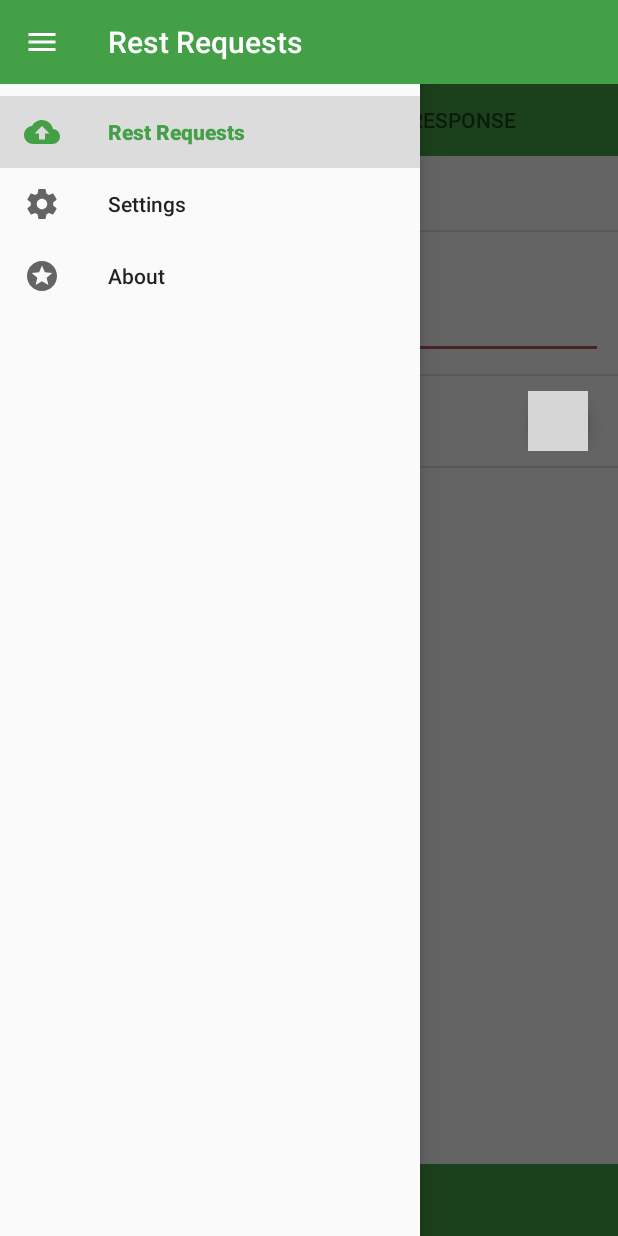
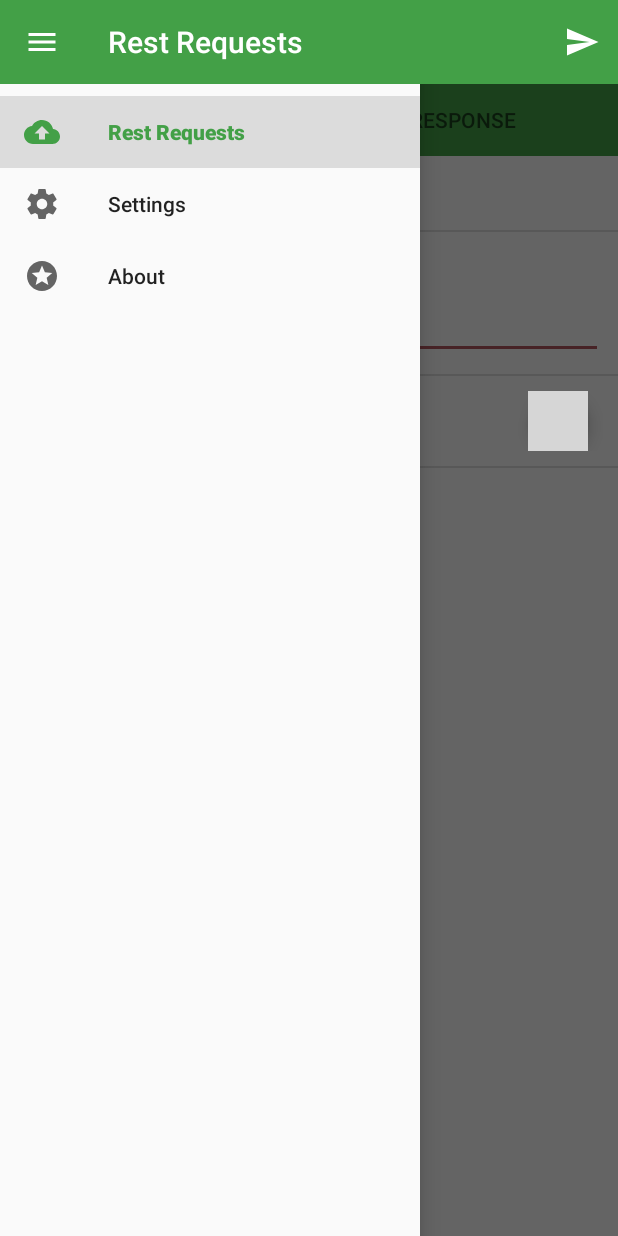
Before and after one commit to tarunsingh070/DjangoRestClient, an Android app: the screen it shows after launch (HomeActivity), with the side drawer open, on a phone screen of 412 x 824 dp. Run offline under Robolectric (Android 15) with nearby library versions, the phone set to English and light mode, and no system bars; grey boxes are pictures that could not be loaded.

Commit message:
Some bug fixes and UI changes.
1) Fixed the bug due to which info menu item was visible on about and settings fragments as well.
2) Changed the position of Send request button into action bar as a menu item.
3) Added functionality to allow user to restore the deleted header immediately after deletion.
4) Changed windowSoftInputMode in androidManifest file for better UI visibility when soft keyboard opens.
5) Automated the build signing process and changed version code and name.

```diff
--- a/app/src/main/AndroidManifest.xml
+++ b/app/src/main/AndroidManifest.xml
@@ -15,7 +15,7 @@
         <activity android:name=".activity.HomeActivity"
             android:configChanges="orientation"
             android:screenOrientation="portrait"
-            android:windowSoftInputMode="adjustPan">
+            android:windowSoftInputMode="adjustResize|stateAlwaysHidden">
             <intent-filter>
                 <action android:name="android.intent.action.MAIN" />
 
--- a/app/src/main/java/tarun/djangorestclient/com/djangorestclient/activity/HomeActivity.java
+++ b/app/src/main/java/tarun/djangorestclient/com/djangorestclient/activity/HomeActivity.java
@@ -109,7 +109,7 @@ public class HomeActivity extends AppCompatActivity implements RequestFragment.O
                         }
 
                         FragmentManager fragmentManager = getSupportFragmentManager();
-                        fragmentManager.beginTransaction().replace(R.id.content_frame, fragment).commit();
+                        fragmentManager.beginTransaction().replace(R.id.content_frame, fragment, fragment.getClass().getSimpleName()).commit();
 
                         return true;
                     }
--- a/app/src/main/java/tarun/djangorestclient/com/djangorestclient/fragment/RequestFragment.java
+++ b/app/src/main/java/tarun/djangorestclient/com/djangorestclient/fragment/RequestFragment.java
@@ -10,6 +10,7 @@ package tarun.djangorestclient.com.djangorestclient.fragment;
 import android.content.Context;
 import android.os.Bundle;
 import android.support.design.widget.FloatingActionButton;
+import android.support.design.widget.Snackbar;
 import android.support.v4.app.Fragment;
 import android.support.v7.app.AlertDialog;
 import android.support.v7.widget.DividerItemDecoration;
@@ -22,6 +23,9 @@ import android.text.TextUtils;
 import android.text.style.ForegroundColorSpan;
 import android.util.Log;
 import android.view.LayoutInflater;
+import android.view.Menu;
+import android.view.MenuInflater;
+import android.view.MenuItem;
 import android.view.MotionEvent;
 import android.view.View;
 import android.view.ViewGroup;
@@ -72,7 +76,6 @@ public class RequestFragment extends Fragment implements HeadersRecyclerViewAdap
     private Spinner requestTypesSpinner;
     private RecyclerView headersRecyclerView;
     private HeadersRecyclerViewAdapter headersRecyclerViewAdapter;
-    private Button sendButton;
 
     private Request request;
 
@@ -96,6 +99,7 @@ public class RequestFragment extends Fragment implements HeadersRecyclerViewAdap
     @Override
     public void onCreate(Bundle savedInstanceState) {
         super.onCreate(savedInstanceState);
+        setHasOptionsMenu(true);
 
         request = new Request();
         restClient = new RestClient(getContext());
@@ -113,13 +117,29 @@ public class RequestFragment extends Fragment implements HeadersRecyclerViewAdap
         headersRecyclerView = rootView.findViewById(R.id.rv_headers);
         addHeaderFab = rootView.findViewById(R.id.fab_addHeader);
         requestTypesSpinner = rootView.findViewById(R.id.spinner_request_types);
-        sendButton = rootView.findViewById(R.id.button_send);
 
         headersRecyclerViewAdapter = new HeadersRecyclerViewAdapter(this, request.getHeaders());
 
         bindViews();
 
         return rootView;
+    }
+
+    @Override
+    public void onCreateOptionsMenu(Menu menu, MenuInflater inflater) {
+        inflater.inflate(R.menu.request_fragment_menu, menu);super.onCreateOptionsMenu(menu, inflater);
+    }
+
+    @Override
+    public boolean onOptionsItemSelected(MenuItem item) {
+        // Handle item selection
+        switch (item.getItemId()) {
+            case R.id.action_send_request:
+                    sendRequest();
+                return true;
+            default:
+                return super.onOptionsItemSelected(item);
+        }
     }
 
     @Override
@@ -155,8 +175,6 @@ public class RequestFragment extends Fragment implements HeadersRecyclerViewAdap
             }
         });
         requestTypesSpinner.setOnItemSelectedListener(getRequestTypesSpinnerListener());
-
-        sendButton.setOnClickListener(getSendButtonClickListener());
     }
 
     /**
@@ -175,19 +193,14 @@ public class RequestFragment extends Fragment implements HeadersRecyclerViewAdap
     }
 
     /**
-     * Create and return the click listener for Send button which makes the appropriate type of
-     * rest call based on the request type chosen by user.
+     * Make the appropriate type of rest request call based on the request type chosen by user.
      */
-    private View.OnClickListener getSendButtonClickListener() {
-        return new View.OnClickListener() {
-            @Override
-            public void onClick(View v) {
-
+    private void sendRequest() {
         // Verify that the input url is a non-empty valid http or https url and
         // internet connectivity is available before proceeding.
         String url = etInputUrl.getText().toString();
         if (!(URLUtil.isHttpUrl(url) && url.length() > 7) && !(URLUtil.isHttpsUrl(url) && url.length() > 8)) {
-                    MiscUtil.displayShortToast(getContext(), R.string.invalid_url_msg);
+            MiscUtil.displayLongToast(getContext(), R.string.invalid_url_msg);
             return;
         } else if (!HttpUtil.isNetworkAvailable(getContext())) {
             MiscUtil.displayShortToast(getContext(), R.string.no_connection_msg);
@@ -221,8 +234,6 @@ public class RequestFragment extends Fragment implements HeadersRecyclerViewAdap
                 restClient.patch(request.getUrl(), request.getHeaders(), request.getBody(), getRequestCallback());
                 break;
         }
-            }
-        };
     }
 
     private Request prepareRequestObject() {
@@ -609,17 +620,41 @@ public class RequestFragment extends Fragment implements HeadersRecyclerViewAdap
     }
 
     @Override
-    public void onDeleteHeaderClicked(int position) {
-        // Delete the header at position received and update the recycler view list.
+    public void onDeleteHeaderClicked(final int position) {
+        // Delete the header at position received and update the header view list.
+        final Header lastDeletedHeaderObject = request.getHeaders().get(position);
+
         request.getHeaders().remove(position);
         headersRecyclerView.removeViewAt(position);
         headersRecyclerViewAdapter.notifyItemRemoved(position);
         headersRecyclerViewAdapter.notifyItemRangeChanged(position, request.getHeaders().size());
+
+        // Show a confirmation of header deletion and an option for user to undo header deletion.
+        Snackbar snackbar = Snackbar
+                .make(getView(), R.string.header_deleted, Snackbar.LENGTH_LONG)
+                .setAction(R.string.undo, new View.OnClickListener() {
+                    @Override
+                    public void onClick(View view) {
+                        restoreLastDeletedHeader(lastDeletedHeaderObject, position);
+                    }
+                });
+
+        snackbar.show();
     }
 
     @Override
     public void onEditHeaderClicked(int position) {
         displayEditHeaderDialog(position);
+    }
+
+    /**
+     * Restore the last deleted header to it's original position in the list of headers.
+     */
+    private void restoreLastDeletedHeader(Header lastDeletedHeaderObject, int lastDeletedHeaderPosition) {
+        request.getHeaders().add(lastDeletedHeaderPosition, lastDeletedHeaderObject);
+        headersRecyclerViewAdapter.notifyDataSetChanged();
+        Snackbar snackbar = Snackbar.make(getView(), R.string.header_restored, Snackbar.LENGTH_SHORT);
+        snackbar.show();
     }
 
     /**
--- /dev/null
+++ b/app/src/main/res/drawable/ic_send_white.xml
@@ -0,0 +1,9 @@
+<vector xmlns:android="http://schemas.android.com/apk/res/android"
+        android:width="24dp"
+        android:height="24dp"
+        android:viewportWidth="24.0"
+        android:viewportHeight="24.0">
+    <path
+        android:fillColor="#FFFFFF"
+        android:pathData="M2.01,21L23,12 2.01,3 2,10l15,2 -15,2z"/>
+</vector>
--- a/app/src/main/res/layout/fragment_request.xml
+++ b/app/src/main/res/layout/fragment_request.xml
@@ -54,7 +54,8 @@
                 android:layout_height="wrap_content"
                 android:hint="@string/hint_input_url"
                 android:imeOptions="actionDone"
-                android:inputType="textUri" />
+                android:inputType="textUri"
+                android:text="@string/url_default_text"/>
 
         </LinearLayout>
 
@@ -126,18 +127,6 @@
 
         </LinearLayout>
 
-        <View
-            android:layout_width="match_parent"
-            android:layout_height="0dp"
-            android:layout_weight="1" />
-
-        <Button
-            android:id="@+id/button_send"
-            style="@style/FullWidthButtonStyle"
-            android:layout_width="match_parent"
-            android:layout_height="wrap_content"
-            android:text="@string/send" />
-
     </LinearLayout>
 
 </ScrollView>
--- /dev/null
+++ b/app/src/main/res/menu/request_fragment_menu.xml
@@ -0,0 +1,8 @@
+<?xml version="1.0" encoding="utf-8"?>
+<menu xmlns:android="http://schemas.android.com/apk/res/android"
+    xmlns:app="http://schemas.android.com/apk/res-auto">
+    <item android:id="@+id/action_send_request"
+        android:icon="@drawable/ic_send_white"
+        android:title="@string/action_send_request"
+        app:showAsAction="always"/>
+</menu>
--- a/app/src/main/res/values/strings.xml
+++ b/app/src/main/res/values/strings.xml
@@ -5,6 +5,7 @@
     <string name="app_name">DjangoRestClient</string>
 
     <!--Menu titles-->
+    <string name="action_send_request">Send Request</string>
     <string name="action_show_extra_info">Extra info</string>
 
     <!--Navigation drawer menu items titles-->
@@ -13,14 +14,16 @@
     <string name="settings">Settings</string>
 
     <!--Request Screen Strings-->
+    <string name="header_deleted">Header deleted!</string>
+    <string name="header_restored">Header restored!</string>
     <string name="headers">Headers</string>
-    <string name="hint_input_url">www.djangorestclient.com</string>
+    <string name="hint_input_url">http://djangorestclient.com</string>
     <string name="hint_request_body">Raw request body text goes here</string>
     <string name="body">Body</string>
     <string name="request_type">Type</string>
-    <string name="send">Send Request</string>
     <string name="sending">Sending…</string>
     <string name="url">Url</string>
+    <string name="url_default_text">https://</string>
 
     <!--Add Header dialog strings-->
     <string name="add_header">Add Header</string>
@@ -59,10 +62,11 @@
 
     <!-- Miscellaneous strings -->
     <string name="input_fields_empty_msg">Input fields cannot be empty.</string>
-    <string name="invalid_url_msg">Invalid Input Url.</string>
+    <string name="invalid_url_msg">Please enter a valid url starting with http:// or https://</string>
     <string name="space_separated_strings">%1$s %2$s</string>
     <string name="confirmation_dialog_title">Confirm Exit !</string>
     <string name="confirmation_dialog_message">All input data (if any) will be discarded. \nAre you sure you want to exit ?</string>
     <string name="no_connection_msg">Internet connectivity not available.</string>
+    <string name="undo">UNDO</string>
 
 </resources>
--- a/app/src/main/res/values/styles.xml
+++ b/app/src/main/res/values/styles.xml
@@ -32,13 +32,6 @@
         <item name="android:textSize">20sp</item>
     </style>
 
-    <style name="FullWidthButtonStyle">
-        <item name="android:textSize">18sp</item>
-        <item name="android:layout_marginTop">10dp</item>
-        <item name="android:textColor">@android:color/white</item>
-        <item name="android:background">@color/colorPrimary</item>
-    </style>
-
     <style name="DialogButtonStyle">
         <item name="android:layout_width">0dp</item>
         <item name="android:layout_height">wrap_content</item>
```
Also changed, not shown: app/build.gradle (+4 -3 lines), app/src/main/java/tarun/djangorestclient/com/djangorestclient/fragment/AboutFragment.java (+12 -0 lines), app/src/main/java/tarun/djangorestclient/com/djangorestclient/fragment/SettingsPreferenceFragment.java (+12 -0 lines). Lines whose indentation alone changed are shown as unchanged.
